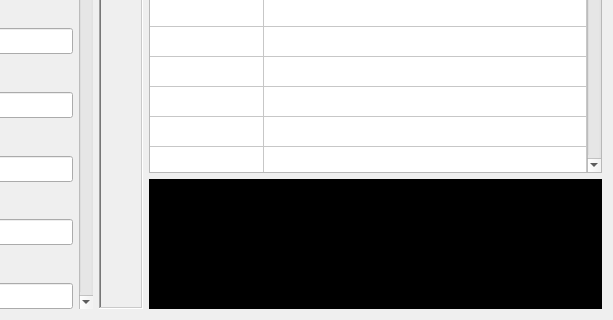
18330025939/LSAPT, file MultiConfig/ui_multiConfig.ui: the form before one commit; both pictures show x 427 to 1040 and y 536 to 856 of the 1040 by 856 pixel window.
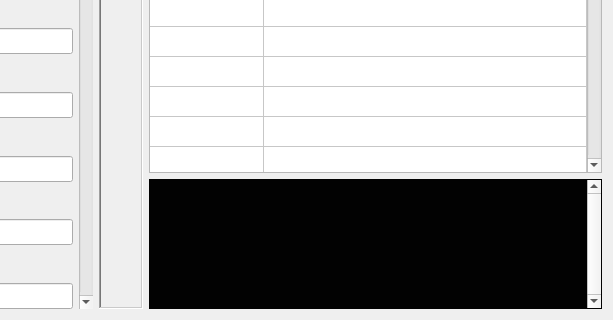
The form after the commit. Icons and pictures are not drawn.

Commit message: 1.导出测试用例时增加平台信息回显；2.优化平台配置界面；

Patch:
```diff
--- a/MultiConfig/ui_multiConfig.ui
+++ b/MultiConfig/ui_multiConfig.ui
@@ -845,39 +845,23 @@
         </widget>
        </item>
        <item>
-        <widget class="QPlainTextEdit" name="plainTextEdit">
-         <property name="sizePolicy">
-          <sizepolicy hsizetype="Expanding" vsizetype="Expanding">
-           <horstretch>0</horstretch>
-           <verstretch>1</verstretch>
-          </sizepolicy>
-         </property>
+        <widget class="QTextEdit" name="editPlatInfo">
          <property name="styleSheet">
-          <string notr="true">background-color: rgb(0, 0, 0);</string>
+          <string notr="true">QTextEdit
+{
+	background-color: rgb(2, 2, 2);
+	color: rgb(255, 255, 255);
+	font: 12pt &quot;等线&quot;;
+}</string>
          </property>
-         <property name="frameShape">
-          <enum>QFrame::Panel</enum>
+         <property name="frameShadow">
+          <enum>QFrame::Plain</enum>
          </property>
-         <property name="plainText">
-          <string/>
+         <property name="verticalScrollBarPolicy">
+          <enum>Qt::ScrollBarAlwaysOn</enum>
          </property>
-         <property name="overwriteMode">
-          <bool>false</bool>
-         </property>
-         <property name="textInteractionFlags">
-          <set>Qt::LinksAccessibleByKeyboard|Qt::TextEditable|Qt::TextEditorInteraction|Qt::TextSelectableByKeyboard|Qt::TextSelectableByMouse</set>
-         </property>
-         <property name="maximumBlockCount">
-          <number>50</number>
-         </property>
-         <property name="backgroundVisible">
-          <bool>false</bool>
-         </property>
-         <property name="centerOnScroll">
-          <bool>false</bool>
-         </property>
-         <property name="placeholderText">
-          <string>测试用例相关信息</string>
+         <property name="readOnly">
+          <bool>true</bool>
          </property>
         </widget>
        </item>
```
The commit also changes 18 other files.
